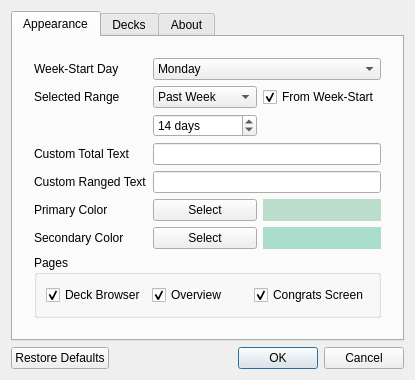
iamjustkoi/StudyTimeStats, file options_dialog.ui: the form before one commit.
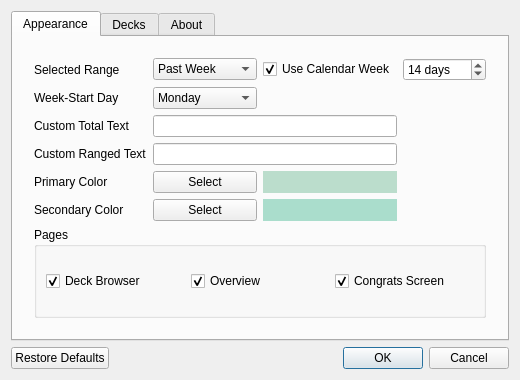
The form after the commit. The open tabs and pages were chosen to show the change.

Commit message: Now using calendar range instead of week-start day option. Updates applied to ui based on selection.

The edit to the form file:
```diff
--- a/options_dialog.ui
+++ b/options_dialog.ui
@@ -43,29 +43,88 @@
           <number>12</number>
          </property>
          <item>
-          <layout class="QGridLayout" name="appearance_grid_layout" columnstretch="0,0,0">
-           <item row="6" column="0">
-            <widget class="QLabel" name="primary_color_label">
+          <layout class="QGridLayout" name="appearance_grid_layout" columnstretch="0,0,0,0">
+           <item row="1" column="0">
+            <widget class="QLabel" name="range_select_label">
              <property name="text">
-              <string>Primary Color</string>
+              <string>Selected Range</string>
              </property>
             </widget>
            </item>
-           <item row="7" column="1">
-            <widget class="QPushButton" name="seconday_color_button">
+           <item row="1" column="1">
+            <widget class="QComboBox" name="range_select_dropdown">
+             <property name="sizeAdjustPolicy">
+              <enum>QComboBox::AdjustToContents</enum>
+             </property>
+             <item>
+              <property name="text">
+               <string>Past Week</string>
+              </property>
+             </item>
+             <item>
+              <property name="text">
+               <string>Past 2 Weeks</string>
+              </property>
+             </item>
+             <item>
+              <property name="text">
+               <string>Past Month</string>
+              </property>
+             </item>
+             <item>
+              <property name="text">
+               <string>Past Year</string>
+              </property>
+             </item>
+             <item>
+              <property name="text">
+               <string>Custom</string>
+              </property>
+             </item>
+            </widget>
+           </item>
+           <item row="8" column="0">
+            <widget class="QLabel" name="ranged_label">
              <property name="text">
-              <string>Select</string>
+              <string>Custom Ranged Text</string>
              </property>
             </widget>
            </item>
-           <item row="4" column="0">
+           <item row="7" column="0">
             <widget class="QLabel" name="total_label">
              <property name="text">
               <string>Custom Total Text</string>
              </property>
             </widget>
            </item>
-           <item row="0" column="1" colspan="2">
+           <item row="1" column="2">
+            <widget class="QCheckBox" name="use_calendar_checkbox">
+             <property name="text">
+              <string>Use Calendar Week</string>
+             </property>
+             <property name="checked">
+              <bool>true</bool>
+             </property>
+            </widget>
+           </item>
+           <item row="8" column="1" colspan="2">
+            <widget class="QLineEdit" name="ranged_line">
+             <property name="sizePolicy">
+              <sizepolicy hsizetype="Preferred" vsizetype="Fixed">
+               <horstretch>0</horstretch>
+               <verstretch>0</verstretch>
+              </sizepolicy>
+             </property>
+            </widget>
+           </item>
+           <item row="10" column="2">
+            <widget class="QLabel" name="secondary_color_preview">
+             <property name="styleSheet">
+              <string notr="true">background-color: #ADC;</string>
+             </property>
+            </widget>
+           </item>
+           <item row="3" column="1">
             <widget class="QComboBox" name="week_start_dropdown">
              <property name="sizeAdjustPolicy">
               <enum>QComboBox::AdjustToContents</enum>
@@ -107,31 +166,21 @@
              </item>
             </widget>
            </item>
-           <item row="6" column="1">
-            <widget class="QPushButton" name="primary_color_button">
+           <item row="10" column="1">
+            <widget class="QPushButton" name="seconday_color_button">
              <property name="text">
               <string>Select</string>
              </property>
             </widget>
            </item>
-           <item row="7" column="0">
+           <item row="10" column="0">
             <widget class="QLabel" name="secondary_color_label">
              <property name="text">
               <string>Secondary Color</string>
              </property>
             </widget>
            </item>
-           <item row="5" column="1" colspan="2">
-            <widget class="QLineEdit" name="ranged_line">
-             <property name="sizePolicy">
-              <sizepolicy hsizetype="Preferred" vsizetype="Fixed">
-               <horstretch>0</horstretch>
-               <verstretch>0</verstretch>
-              </sizepolicy>
-             </property>
-            </widget>
-           </item>
-           <item row="4" column="1" colspan="2">
+           <item row="7" column="1" colspan="2">
             <widget class="QLineEdit" name="total_line">
              <property name="sizePolicy">
               <sizepolicy hsizetype="Preferred" vsizetype="Fixed">
@@ -141,42 +190,35 @@
              </property>
             </widget>
            </item>
-           <item row="6" column="2">
+           <item row="9" column="1">
+            <widget class="QPushButton" name="primary_color_button">
+             <property name="text">
+              <string>Select</string>
+             </property>
+            </widget>
+           </item>
+           <item row="9" column="2">
             <widget class="QLabel" name="primary_color_preview">
              <property name="styleSheet">
               <string notr="true">background-color: #BDC;</string>
              </property>
             </widget>
            </item>
-           <item row="5" column="0">
-            <widget class="QLabel" name="ranged_label">
+           <item row="9" column="0">
+            <widget class="QLabel" name="primary_color_label">
              <property name="text">
-              <string>Custom Ranged Text</string>
+              <string>Primary Color</string>
              </property>
             </widget>
            </item>
-           <item row="7" column="2">
-            <widget class="QLabel" name="secondary_color_preview">
-             <property name="styleSheet">
-              <string notr="true">background-color: #ADC;</string>
-             </property>
-            </widget>
-           </item>
-           <item row="0" column="0">
+           <item row="3" column="0">
             <widget class="QLabel" name="week_start_label">
              <property name="text">
               <string>Week-Start Day</string>
              </property>
             </widget>
            </item>
-           <item row="1" column="0">
-            <widget class="QLabel" name="range_select_label">
-             <property name="text">
-              <string>Selected Range</string>
-             </property>
-            </widget>
-           </item>
-           <item row="2" column="1">
+           <item row="1" column="3">
             <widget class="QSpinBox" name="custom_range_spinbox">
              <property name="suffix">
               <string> days</string>
@@ -189,48 +231,6 @@
              </property>
             </widget>
            </item>
-           <item row="1" column="1">
-            <widget class="QComboBox" name="range_select_dropdown">
-             <property name="sizeAdjustPolicy">
-              <enum>QComboBox::AdjustToContents</enum>
-             </property>
-             <item>
-              <property name="text">
-               <string>Past Week</string>
-              </property>
-             </item>
-             <item>
-              <property name="text">
-               <string>Past 2 Weeks</string>
-              </property>
-             </item>
-             <item>
-              <property name="text">
-               <string>Past Month</string>
-              </property>
-             </item>
-             <item>
-              <property name="text">
-               <string>Past Year</string>
-              </property>
-             </item>
-             <item>
-              <property name="text">
-               <string>Custom</string>
-              </property>
-             </item>
-            </widget>
-           </item>
-           <item row="1" column="2">
-            <widget class="QCheckBox" name="use_start_checkbox">
-             <property name="text">
-              <string>From Week-Start</string>
-             </property>
-             <property name="checked">
-              <bool>true</bool>
-             </property>
-            </widget>
-           </item>
           </layout>
          </item>
          <item>
```
Left out of the diff: 2 changed lines with no effect on the pictures. The commit also changes 4 other files.
